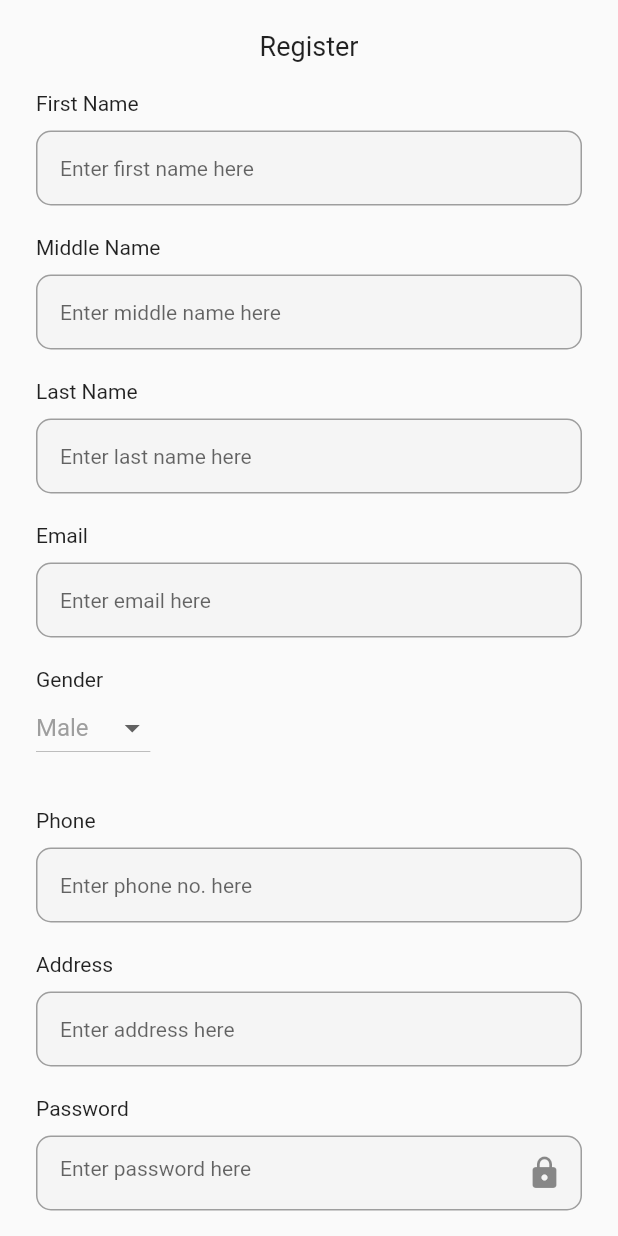
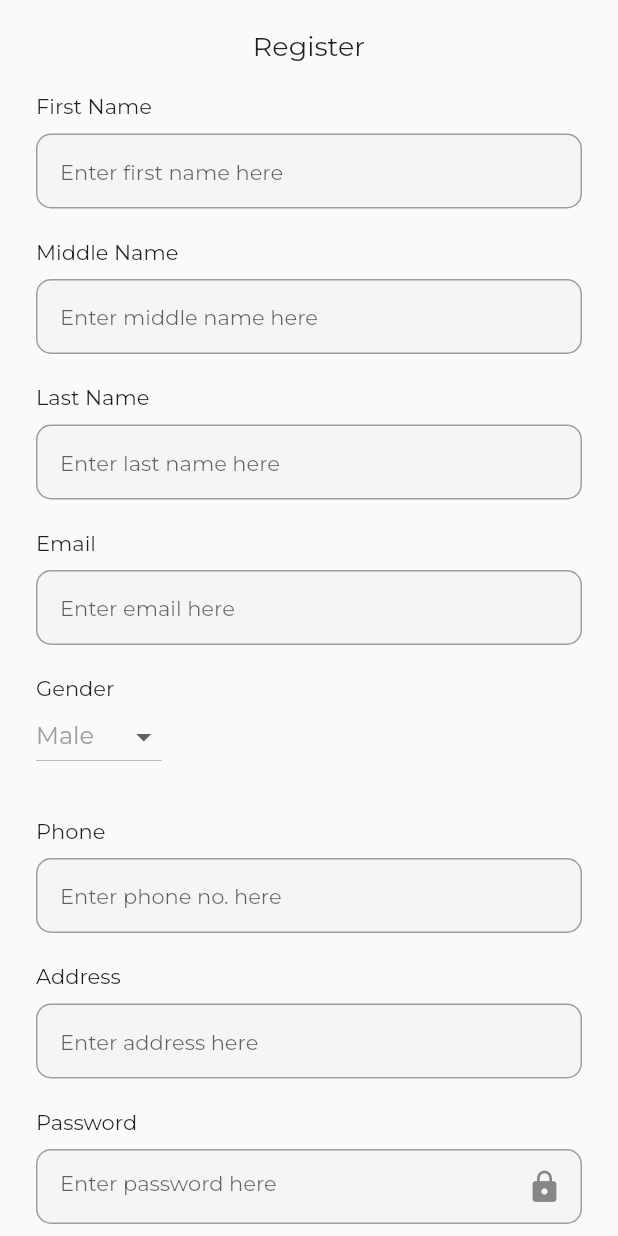
Before and after one commit to rujja/banking_system, a Flutter app: the screen it shows after launch, on a phone screen of 412 x 824 dp. Run offline on Flutter 3.47's test engine with Material 2 defaults, Android fonts, the phone set to English and light mode, and no system bars.

Commit message:
added font family Montserrat

```diff
--- a/lib/main.dart
+++ b/lib/main.dart
@@ -16,11 +16,11 @@ class MyApp extends StatelessWidget {
     return MaterialApp(
       debugShowCheckedModeBanner: false,
       title: 'Flutter Practice',
+      theme: ThemeData(fontFamily: 'Montserrat'),
       initialRoute: '/register',
       routes: {
         '/login': (context) => const LoginPage(),
         '/register': (context) => const RegisterPage(),
-
         '/': (context) => const Dashboard(),
       },
     );
```
Also changed, not shown: pubspec.yaml (+5 -11 lines), assets/fonts/Montserrat-Regular.ttf (added).
